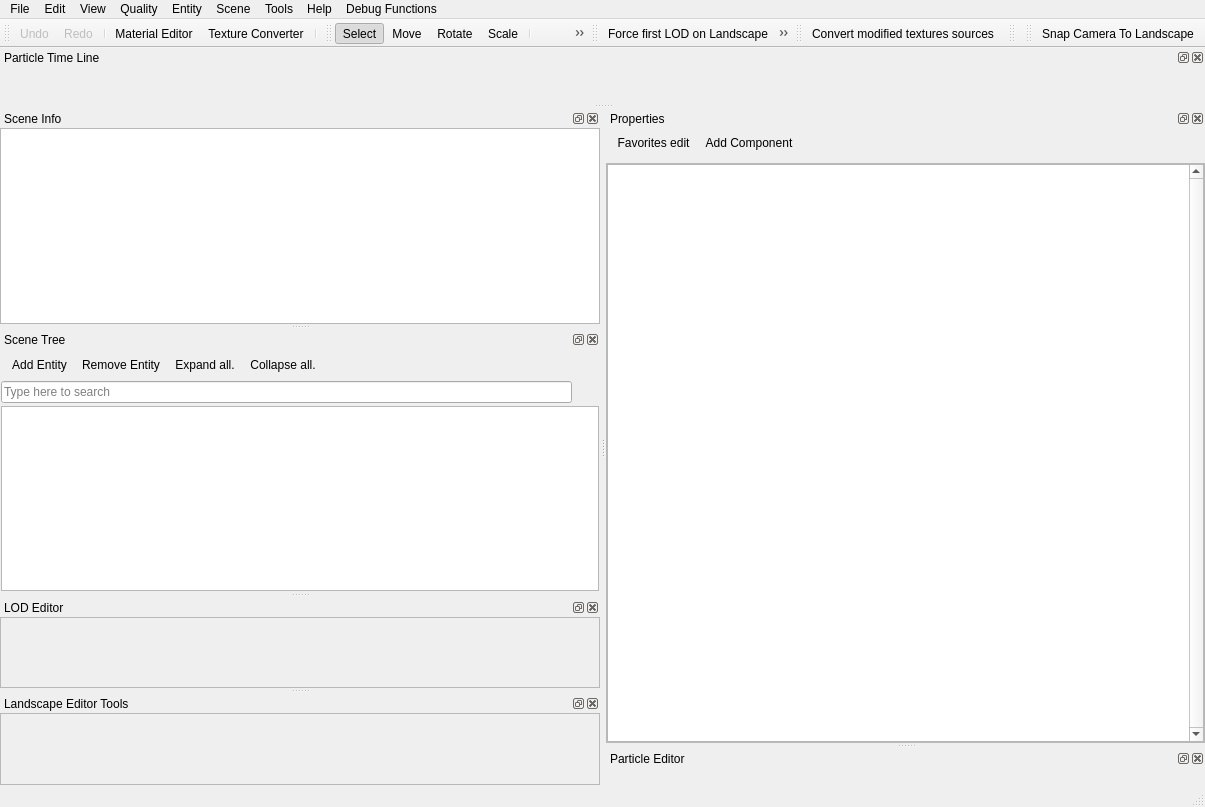
Above: Programs/ResourceEditor/DataQt/mainwindow.ui from xaoctech/dava.engine before the change. Below: the same form after it.
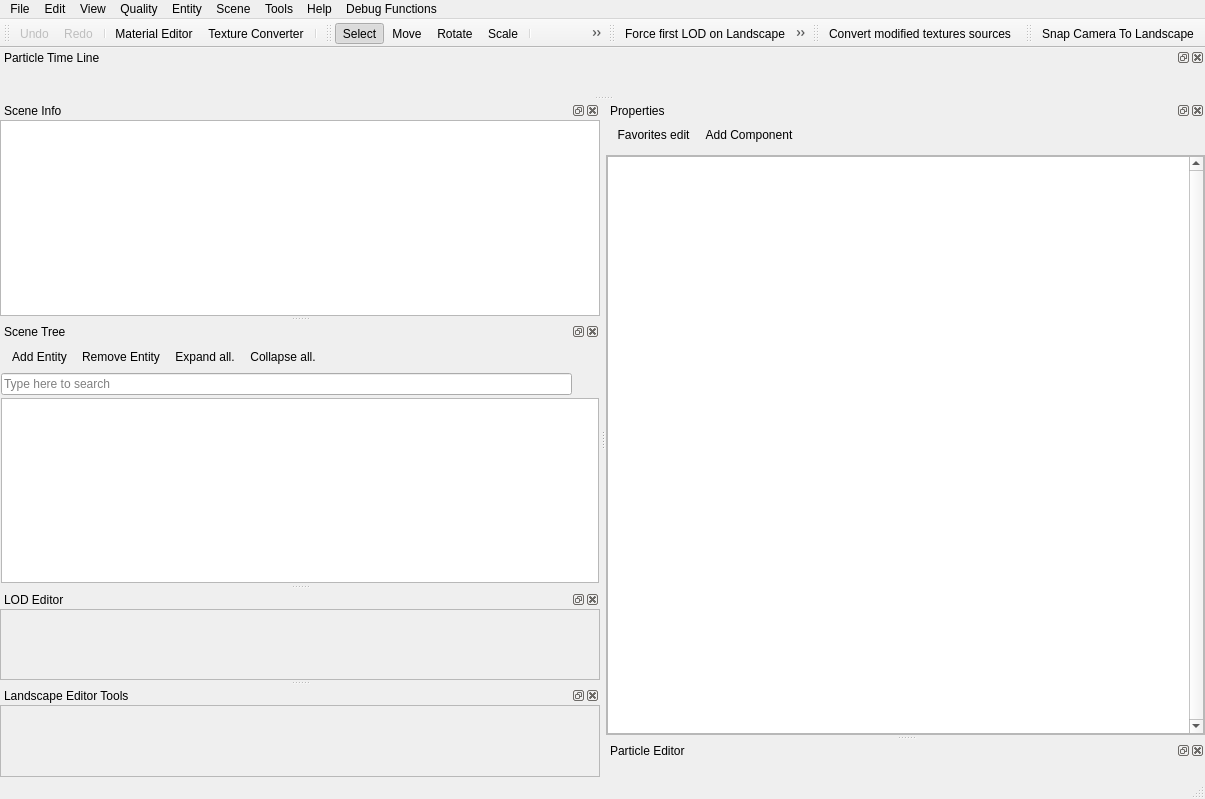
That is the form after the change. Icons and pictures are not drawn. Custom widgets are drawn as their Qt base class.

What changed in the file:
```diff
--- a/Programs/ResourceEditor/DataQt/mainwindow.ui
+++ b/Programs/ResourceEditor/DataQt/mainwindow.ui
@@ -7,7 +7,7 @@
     <x>0</x>
     <y>0</y>
     <width>1205</width>
-    <height>807</height>
+    <height>799</height>
    </rect>
   </property>
   <property name="sizePolicy">
@@ -664,23 +664,6 @@
    </attribute>
    <addaction name="actionConvertModifiedTextures"/>
   </widget>
-  <widget class="QToolBar" name="testingToolBar">
-   <property name="windowTitle">
-    <string>Testing Toolbar</string>
-   </property>
-   <property name="iconSize">
-    <size>
-     <width>16</width>
-     <height>16</height>
-    </size>
-   </property>
-   <attribute name="toolBarArea">
-    <enum>TopToolBarArea</enum>
-   </attribute>
-   <attribute name="toolBarBreak">
-    <bool>false</bool>
-   </attribute>
-  </widget>
   <widget class="QToolBar" name="cameraToolBar">
    <property name="windowTitle">
     <string>Camera Tool Bar</string>
```
Left out of the diff: 4 changed lines with no effect on the pictures.
